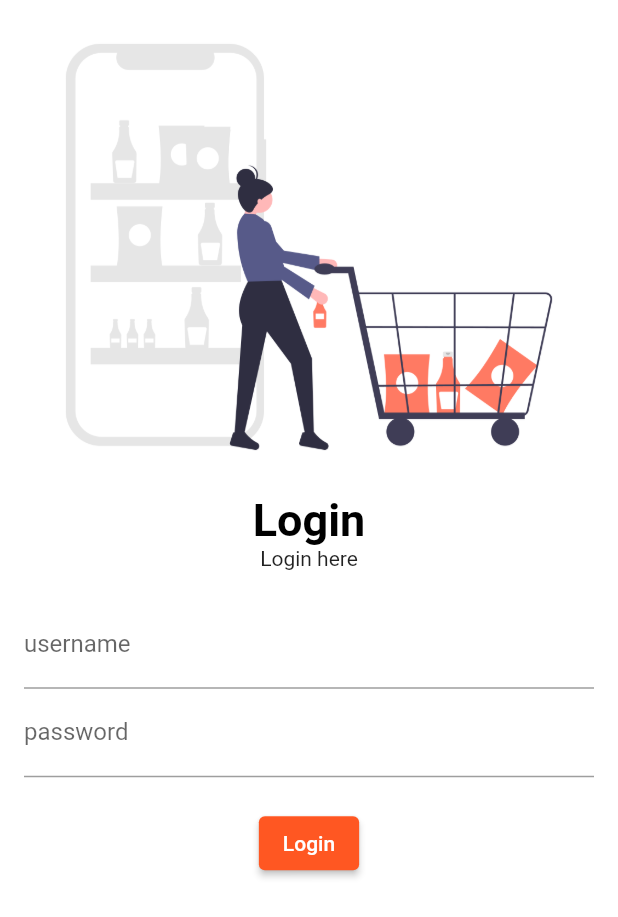
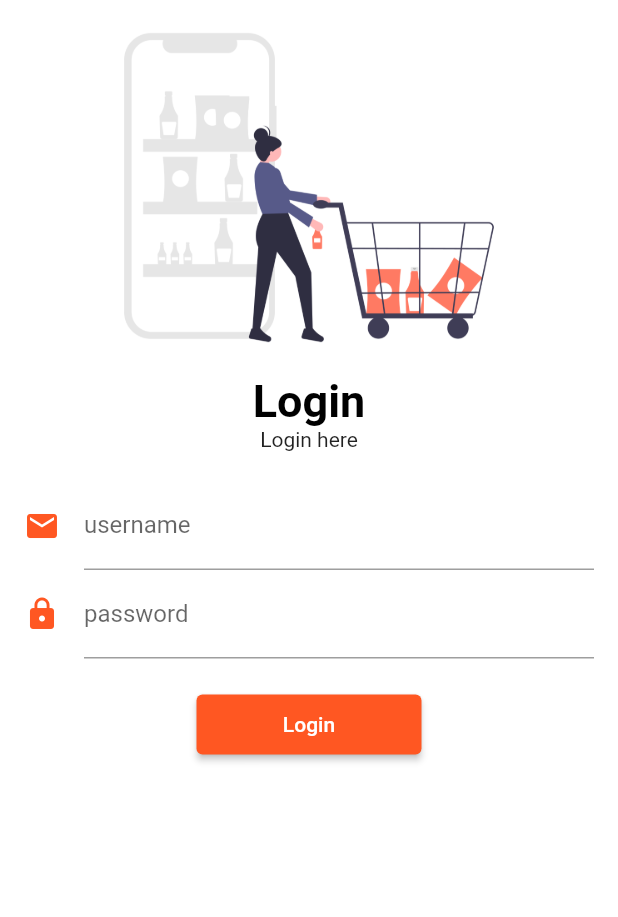
Before and after one commit to ayush0525/flutter, a Flutter app: the screen it shows after launch, on a phone screen of 412 x 824 dp. Shown: the top 917 px of the screen. Run offline on Flutter 3.47's test engine with Material 2 defaults, Android fonts, the phone set to English and light mode, and no system bars; our stand-ins replace google_fonts.

Commit message:
day3 completed

```diff
--- a/lib/main.dart
+++ b/lib/main.dart
@@ -1,5 +1,6 @@
 import 'package:flutter/material.dart';
 import 'package:flutter_application_1/page/login_page.dart';
+import 'package:flutter_application_1/utils/routes.dart';
 import 'package:google_fonts/google_fonts.dart';
 import 'page/home_page.dart';
 
@@ -22,8 +23,8 @@ class MyApp extends StatelessWidget {
       initialRoute: "/login",
       routes: {
         "/": (context) => LoginPage(),
-        "/home": (context) => HomePage(),
-        "/login": (context) => LoginPage()
+        MyRoutes.homeRoute: (context) => HomePage(),
+        MyRoutes.loginRoute: (context) => LoginPage()
       },
     );
   }
--- a/lib/page/login_page.dart
+++ b/lib/page/login_page.dart
@@ -1,15 +1,18 @@
 import 'package:flutter/material.dart';
+import 'package:flutter_application_1/utils/routes.dart';
 
 class LoginPage extends StatelessWidget {
   @override
   Widget build(BuildContext context) {
     return Material(
       color: Colors.white,
+      child: SingleChildScrollView(
         child: Column(
           children: [
             Image.asset(
               "assets/images/login.png",
-            fit: BoxFit.fitHeight,
+              fit: BoxFit.contain,
+              height: 250.0,
             ),
             //SizedBox(
             //  height: 00.0,
@@ -17,7 +20,9 @@ class LoginPage extends StatelessWidget {
             Text(
               "Login",
               style: TextStyle(
-                fontSize: 30, fontWeight: FontWeight.bold, color: Colors.black),
+                  fontSize: 30,
+                  fontWeight: FontWeight.bold,
+                  color: Colors.black),
             ),
             SizedBox(
               height: 20.0,
@@ -29,28 +34,35 @@ class LoginPage extends StatelessWidget {
                 children: [
                   TextFormField(
                     decoration: InputDecoration(
-                      hintText: "Enter User Name", labelText: "username"),
+                        icon: Icon(Icons.email, color: Colors.deepOrange),
+                        hintText: "Enter User Name",
+                        labelText: "username"),
                   ),
                   TextFormField(
                     obscureText: true,
                     decoration: InputDecoration(
-                      hintText: "Enter Password", labelText: "password"),
+                        icon: Icon(Icons.lock, color: Colors.deepOrange),
+                        hintText: "Enter Password",
+                        labelText: "password"),
                   ),
                   SizedBox(
                     height: 20.0,
                   ),
                   ElevatedButton(
                     onPressed: () {
-                    print("OyeMart");
+                      Navigator.pushNamed(context, MyRoutes.homeRoute);
                     },
                     child: Text("Login"),
-                  style: TextButton.styleFrom(),
+                    style: TextButton.styleFrom(
+                      minimumSize: Size(150, 40),
+                    ),
                   ),
                 ],
               ),
             )
           ],
         ),
+      ),
     );
   }
 }
--- /dev/null
+++ b/lib/utils/routes.dart
@@ -0,0 +1,4 @@
+class MyRoutes {
+  static String loginRoute = "/login";
+  static String homeRoute = "/home";
+}
```
Lines whose indentation alone changed are shown as unchanged.
